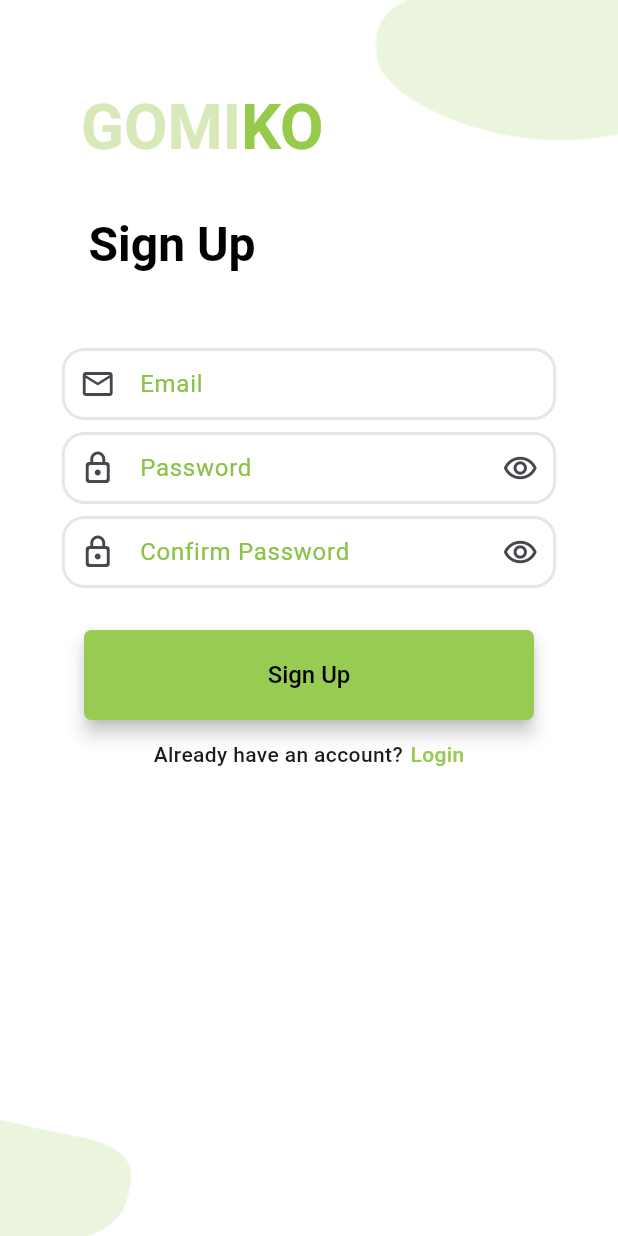
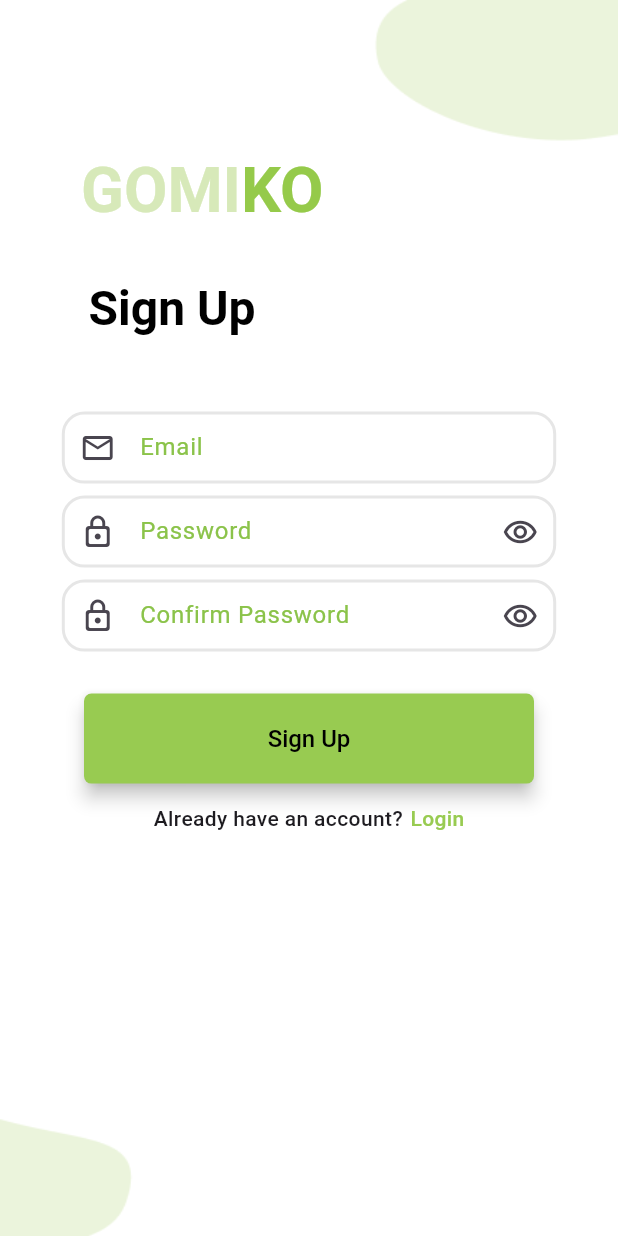
Before and after one commit to GomikoApp/Gomiko, a Flutter app: the LoginPage screen opened by its route, after a tap on "Login", after a tap on "Sign Up", on a phone screen of 412 x 824 dp. Run offline on Flutter 3.47's test engine with Material 3 defaults, Android fonts, the phone set to English and light mode, and no system bars; our stand-ins replace cloud_firestore, dart_mappable, firebase_auth, firebase_core, flutter_dotenv, flutter_riverpod and 3 more; missing offline and left inert: flutter_facebook_auth; accounts and stored records are empty; generated files the repository leaves out were written again.

Commit message:
Added more spacings between text in login and sign up

```diff
--- a/lib/views/auth/login_screen.dart
+++ b/lib/views/auth/login_screen.dart
@@ -242,7 +242,9 @@ class _LoginPageState extends State<LoginPage> {
             child: Column(
               crossAxisAlignment: CrossAxisAlignment.start,
               children: <Widget>[
-                const SizedBox(height: 40),
+                windowHeight > 800
+                    ? SizedBox(height: windowHeight * 0.1)
+                    : const SizedBox(height: 40),
 
                 AnimatedOpacity(
                   duration: const Duration(milliseconds: 200),
@@ -254,7 +256,7 @@ class _LoginPageState extends State<LoginPage> {
                 // Changes the textSizedBoxHeight variable to 15 is keyboard is open, otherwise it is the default value
                 AnimatedContainer(
                   duration: const Duration(milliseconds: 200),
-                  height: keyboardOpen ? 15 : textSizedBoxHeight - 30,
+                  height: keyboardOpen ? 0 : textSizedBoxHeight - 30,
                 ),
 
                 AnimatedPadding(
--- a/lib/views/auth/signup_screen.dart
+++ b/lib/views/auth/signup_screen.dart
@@ -158,14 +158,16 @@ class _SignUpPageState extends State<SignUpPage> {
             child: Column(
               crossAxisAlignment: CrossAxisAlignment.start,
               children: <Widget>[
-                const SizedBox(height: 40),
+                windowHeight > 800
+                    ? SizedBox(height: windowHeight * 0.1)
+                    : const SizedBox(height: 40),
 
                 // Uncomment if we want the logo to be on the page
                 AnimatedOpacity(
                   duration: const Duration(milliseconds: 200),
                   opacity: keyboardOpen ? 0.0 : 1.0,
                   // ignore: prefer_const_constructors
-                  child: windowHeight > 600 ? GomikoLogo() : Container(),
+                  child: windowHeight > 800 ? GomikoLogo() : Container(),
                 ),
 
                 // Changes the textSizedBoxHeight variable to 15 is keyboard is open, otherwise it is the default value
```
